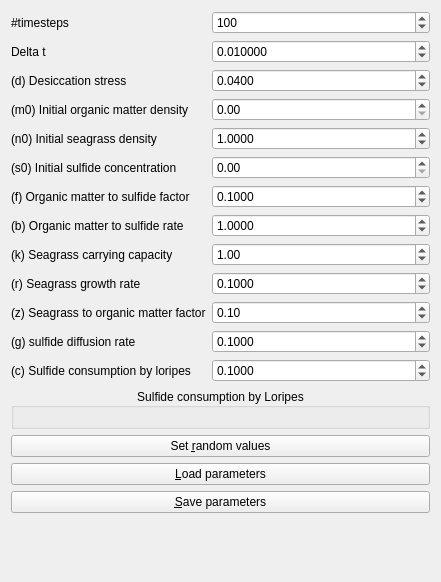
Qt form Tools/ToolMutualismBreakdowner/qtmutualismbreakdownerparameterswidget.ui (richelbilderbeek/ProjectRichelBilderbeek) before a commit.
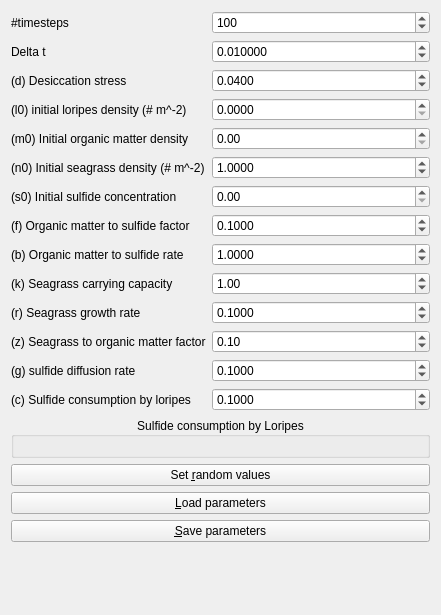
The same form after that commit.

Commit message: Fixed bug, added loripes as a state variable

```diff
--- a/Tools/ToolMutualismBreakdowner/qtmutualismbreakdownerparameterswidget.ui
+++ b/Tools/ToolMutualismBreakdowner/qtmutualismbreakdownerparameterswidget.ui
@@ -7,7 +7,7 @@
     <x>0</x>
     <y>0</y>
     <width>441</width>
-    <height>582</height>
+    <height>615</height>
    </rect>
   </property>
   <property name="windowTitle">
@@ -80,28 +80,28 @@
      </property>
     </widget>
    </item>
-   <item row="3" column="0">
+   <item row="4" column="0">
     <widget class="QLabel" name="label_initial_organic_matter_density">
      <property name="text">
       <string>(m0) Initial organic matter density</string>
      </property>
     </widget>
    </item>
-   <item row="3" column="1">
+   <item row="4" column="1">
     <widget class="QDoubleSpinBox" name="box_initial_organic_matter_density">
      <property name="maximum">
       <double>10000000.000000000000000</double>
      </property>
     </widget>
    </item>
-   <item row="4" column="0">
+   <item row="5" column="0">
     <widget class="QLabel" name="label_init_seagrass_density">
      <property name="text">
-      <string>(n0) Initial seagrass density</string>
+      <string>(n0) Initial seagrass density (# m^-2)</string>
      </property>
     </widget>
    </item>
-   <item row="4" column="1">
+   <item row="5" column="1">
     <widget class="QDoubleSpinBox" name="box_initial_seagrass_density">
      <property name="decimals">
       <number>4</number>
@@ -120,28 +120,28 @@
      </property>
     </widget>
    </item>
-   <item row="5" column="0">
+   <item row="6" column="0">
     <widget class="QLabel" name="label_initial_sulfide_concentration">
      <property name="text">
       <string>(s0) Initial sulfide concentration</string>
      </property>
     </widget>
    </item>
-   <item row="5" column="1">
+   <item row="6" column="1">
     <widget class="QDoubleSpinBox" name="box_initial_sulfide_concentration">
      <property name="maximum">
       <double>1000000.000000000000000</double>
      </property>
     </widget>
    </item>
-   <item row="6" column="0">
+   <item row="7" column="0">
     <widget class="QLabel" name="label_organic_matter_to_sulfide_factor">
      <property name="text">
       <string>(f) Organic matter to sulfide factor</string>
      </property>
     </widget>
    </item>
-   <item row="6" column="1">
+   <item row="7" column="1">
     <widget class="QDoubleSpinBox" name="box_organic_matter_to_sulfide_factor">
      <property name="decimals">
       <number>4</number>
@@ -154,14 +154,14 @@
      </property>
     </widget>
    </item>
-   <item row="7" column="0">
+   <item row="8" column="0">
     <widget class="QLabel" name="label_organic_matter_to_sulfide_rate">
      <property name="text">
       <string>(b) Organic matter to sulfide rate</string>
      </property>
     </widget>
    </item>
-   <item row="7" column="1">
+   <item row="8" column="1">
     <widget class="QDoubleSpinBox" name="box_organic_matter_to_sulfide_rate">
      <property name="decimals">
       <number>4</number>
@@ -174,14 +174,14 @@
      </property>
     </widget>
    </item>
-   <item row="8" column="0">
+   <item row="9" column="0">
     <widget class="QLabel" name="label_seagrass_carrying_capacity">
      <property name="text">
       <string>(k) Seagrass carrying capacity</string>
      </property>
     </widget>
    </item>
-   <item row="8" column="1">
+   <item row="9" column="1">
     <widget class="QDoubleSpinBox" name="box_seagrass_carrying_capacity">
      <property name="maximum">
       <double>1000000.000000000000000</double>
@@ -191,14 +191,14 @@
      </property>
     </widget>
    </item>
-   <item row="9" column="0">
+   <item row="10" column="0">
     <widget class="QLabel" name="label_seagrass_growth_rate">
      <property name="text">
       <string>(r) Seagrass growth rate</string>
      </property>
     </widget>
    </item>
-   <item row="9" column="1">
+   <item row="10" column="1">
     <widget class="QDoubleSpinBox" name="box_seagrass_growth_rate">
      <property name="decimals">
       <number>4</number>
@@ -214,28 +214,28 @@
      </property>
     </widget>
    </item>
-   <item row="10" column="0">
+   <item row="11" column="0">
     <widget class="QLabel" name="label_seagrass_to_organic_matter_factor">
      <property name="text">
       <string>(z) Seagrass to organic matter factor</string>
      </property>
     </widget>
    </item>
-   <item row="10" column="1">
+   <item row="11" column="1">
     <widget class="QDoubleSpinBox" name="box_seagrass_to_organic_matter_factor">
      <property name="value">
       <double>0.100000000000000</double>
      </property>
     </widget>
    </item>
-   <item row="11" column="0">
+   <item row="12" column="0">
     <widget class="QLabel" name="label_sulfide_diffusion_rate">
      <property name="text">
       <string>(g) sulfide diffusion rate</string>
      </property>
     </widget>
    </item>
-   <item row="11" column="1">
+   <item row="12" column="1">
     <widget class="QDoubleSpinBox" name="box_sulfide_diffusion_rate">
      <property name="decimals">
       <number>4</number>
@@ -248,14 +248,14 @@
      </property>
     </widget>
    </item>
-   <item row="12" column="0">
+   <item row="13" column="0">
     <widget class="QLabel" name="label_sulfide_consumption_by_loripes">
      <property name="text">
       <string>(c) Sulfide consumption by loripes</string>
      </property>
     </widget>
    </item>
-   <item row="12" column="1">
+   <item row="13" column="1">
     <widget class="QDoubleSpinBox" name="box_sulfide_consumption_by_loripes">
      <property name="decimals">
       <number>4</number>
@@ -271,7 +271,7 @@
      </property>
     </widget>
    </item>
-   <item row="13" column="0" colspan="2">
+   <item row="14" column="0" colspan="2">
     <widget class="QGroupBox" name="box_consumption_by_loripes">
      <property name="title">
       <string>Sulfide consumption by Loripes</string>
@@ -285,27 +285,47 @@
      <layout class="QGridLayout" name="gridLayout"/>
     </widget>
    </item>
-   <item row="14" column="0" colspan="2">
+   <item row="15" column="0" colspan="2">
     <widget class="QPushButton" name="button_set_random_values">
      <property name="text">
       <string>Set &amp;random values</string>
      </property>
     </widget>
    </item>
-   <item row="15" column="0" colspan="2">
+   <item row="16" column="0" colspan="2">
     <widget class="QPushButton" name="button_load">
      <property name="text">
       <string>&amp;Load parameters</string>
      </property>
     </widget>
    </item>
-   <item row="16" column="0" colspan="2">
+   <item row="17" column="0" colspan="2">
     <widget class="QPushButton" name="button_save">
      <property name="text">
       <string>&amp;Save parameters</string>
      </property>
     </widget>
    </item>
+   <item row="3" column="0">
+    <widget class="QLabel" name="label_initial_loripes_density">
+     <property name="text">
+      <string>(l0) initial loripes density (# m^-2)</string>
+     </property>
+    </widget>
+   </item>
+   <item row="3" column="1">
+    <widget class="QDoubleSpinBox" name="box_initial_loripes_density">
+     <property name="decimals">
+      <number>4</number>
+     </property>
+     <property name="maximum">
+      <double>1000.000000000000000</double>
+     </property>
+     <property name="singleStep">
+      <double>0.100000000000000</double>
+     </property>
+    </widget>
+   </item>
   </layout>
  </widget>
  <resources/>
```
Left out of the diff: 19 changed lines with no effect on the pictures. The commit also changes 15 other files.
